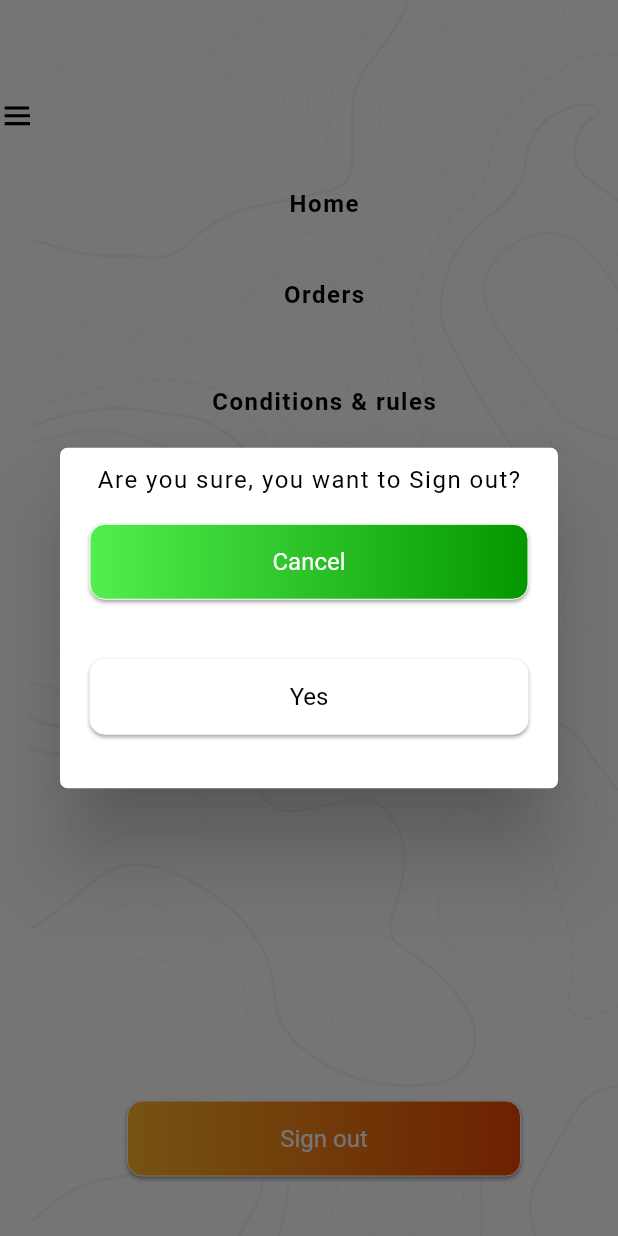
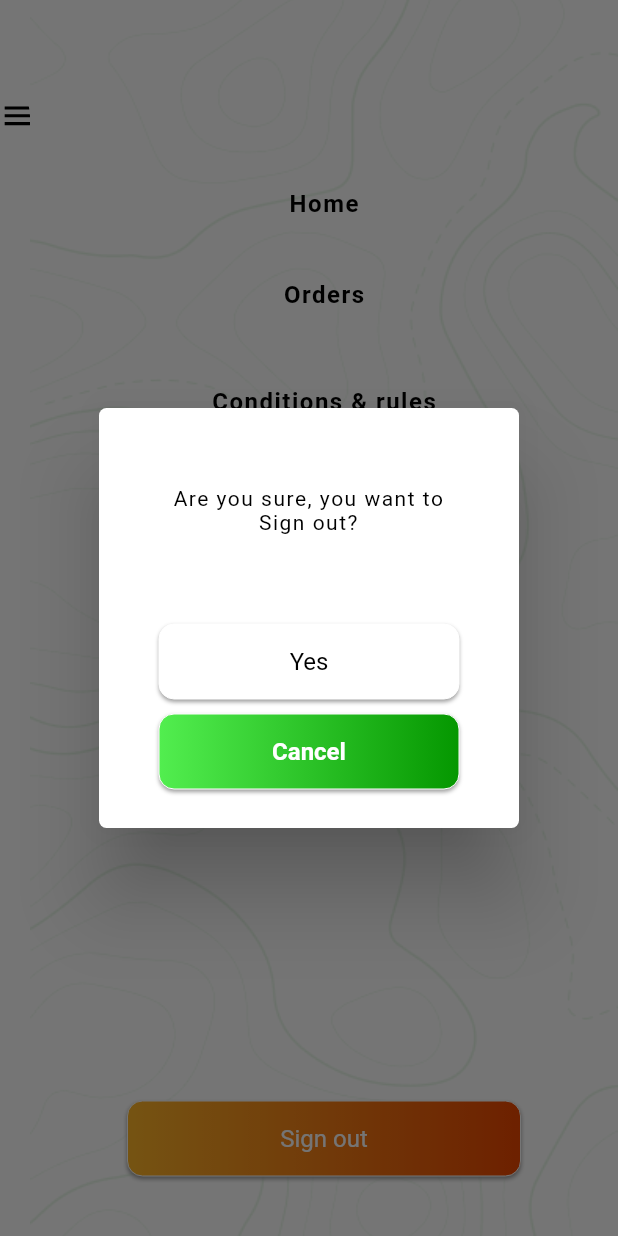
Before and after one commit to GhoudanAyoub/on_delivery, a Flutter app: the SideBar widget shown alone on an empty page, opened directly, after a tap on "Sign out", on a phone screen of 412 x 824 dp. Run offline on Flutter 3.47's test engine with Material 2 defaults, Android fonts, the phone set to English and light mode, and no system bars; our stand-ins replace cached_network_image, cloud_firestore, firebase_auth, firebase_core, firebase_storage, flutter_bloc and 11 more; missing offline and left inert: custom_switch, flutter_facebook_login, flutter_google_places, geocoder, google_api_headers, google_maps_webservice; accounts and stored records are empty; Roboto replaces fonts that are missing (SFProDisplay-Regular); statements that could not run were skipped.

Commit message:
Sidebar updated

```diff
--- a/lib/block/navigation_block/sidebar.dart
+++ b/lib/block/navigation_block/sidebar.dart
@@ -295,7 +295,8 @@ class _SideBarState extends State<SideBar>
                             AsyncSnapshot<DocumentSnapshot> snapshot) {
                           if (snapshot.hasData) {
                             user1 = UserModel.fromJson(snapshot.data.data());
-                            if (user1.type == "Client") {
+                            if (user1.type == "Client" &&
+                                int.parse(user1.percentage) != 91) {
                               return Align(
                                 alignment: Alignment.bottomCenter,
                                 child: RaisedGradientButton(
@@ -320,7 +321,32 @@ class _SideBarState extends State<SideBar>
                                       //todo : add route to setup Page info data Section
                                     }),
                               );
-                            }
+                            } else if (user1.type == "Client" &&
+                                int.parse(user1.percentage) == 91)
+                              return Align(
+                                alignment: Alignment.bottomCenter,
+                                child: RaisedGradientButton(
+                                    child: Text(
+                                      'Switch to Agent',
+                                      style: TextStyle(
+                                        fontSize: 16,
+                                        color: Colors.grey[600],
+                                      ),
+                                    ),
+                                    border: true,
+                                    gradient: LinearGradient(
+                                      colors: <Color>[
+                                        Colors.white,
+                                        Colors.white
+                                      ],
+                                    ),
+                                    width: SizeConfig.screenWidth - 150,
+                                    onPressed: () async {
+                                      FirebaseService().switchCurrentUserType(
+                                          firebaseAuth.currentUser, "Agent");
+                                      onIconPressed();
+                                    }),
+                              );
                             return Container(
                               height: 0,
                             );
@@ -374,40 +400,25 @@ class _SideBarState extends State<SideBar>
             shape: RoundedRectangleBorder(
                 borderRadius: BorderRadius.circular(5.0)),
             children: [
-              Center(
+              Container(
+                padding:
+                    EdgeInsets.only(left: 40, right: 40, bottom: 40, top: 40),
+                width: 150,
+                child: Center(
                   child: Text(
                     'Are you sure, you want to Sign out?',
+                    textAlign: TextAlign.center,
                     style: TextStyle(
-                    fontSize: 16,
+                      fontSize: 14,
                       letterSpacing: 1,
                       color: Colors.black,
                     ),
                   ),
                 ),
-              Container(
-                padding: EdgeInsets.all(20),
-                width: 150,
-                child: RaisedGradientButton(
-                    child: Text(
-                      'Cancel',
-                      style: TextStyle(
-                        fontSize: 16,
-                        color: Colors.white,
-                      ),
-                    ),
-                    gradient: LinearGradient(
-                      colors: <Color>[
-                        Color.fromRGBO(82, 238, 79, 1),
-                        Color.fromRGBO(5, 151, 0, 1)
-                      ],
-                    ),
-                    width: SizeConfig.screenWidth - 150,
-                    onPressed: () async {
-                      Navigator.pop(context);
-                    }),
               ),
               Container(
-                padding: EdgeInsets.all(20),
+                padding:
+                    EdgeInsets.only(left: 40, right: 40, bottom: 10, top: 20),
                 width: 150,
                 child: RaisedGradientButton(
                     child: Text(
@@ -425,6 +436,29 @@ class _SideBarState extends State<SideBar>
                       Navigator.pop(context);
                       FirebaseService().signOut();
                       Navigator.pushNamed(context, SignInScreen.routeName);
+                    }),
+              ),
+              Container(
+                padding: EdgeInsets.only(left: 40, right: 40, bottom: 10),
+                width: 150,
+                child: RaisedGradientButton(
+                    child: Text(
+                      'Cancel',
+                      style: TextStyle(
+                        fontSize: 16,
+                        fontWeight: FontWeight.bold,
+                        color: Colors.white,
+                      ),
+                    ),
+                    gradient: LinearGradient(
+                      colors: <Color>[
+                        Color.fromRGBO(82, 238, 79, 1),
+                        Color.fromRGBO(5, 151, 0, 1)
+                      ],
+                    ),
+                    width: SizeConfig.screenWidth - 150,
+                    onPressed: () async {
+                      Navigator.pop(context);
                     }),
               ),
             ],
```
Also changed, not shown: lib/profiles/profile.dart (+60 -26 lines). Lines whose indentation alone changed are shown as unchanged.
